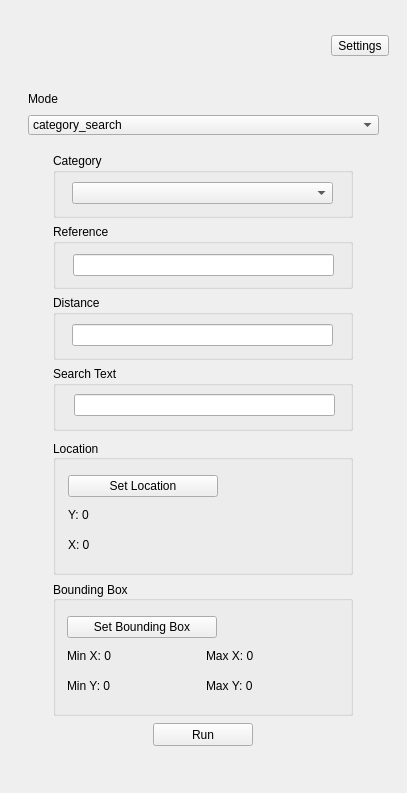
xmpli/locus-qgis, file UI/Search.ui: the form before one commit.
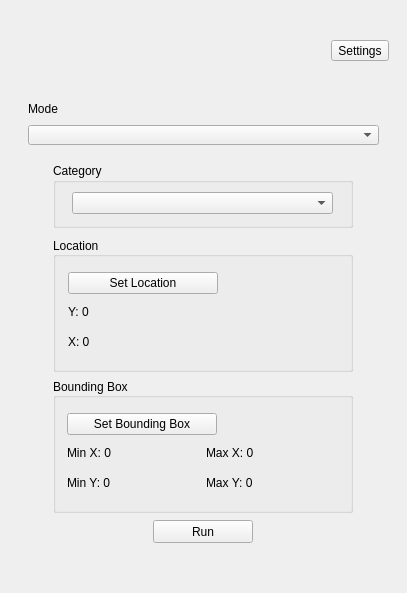
The form after the commit.

Commit message:
Updated endpoints & widgets are now generated
- Added a new default endpoint
- Added Limit & Offset parameters
- Text widgets can now be generated and not hard coded into the .ui files
    - This also slightly helps to fix the annoying sizing issues
- Config *should* be reset to default when the initial API cannot be reached
    - Ideally a dialog should popup to ask if they wish to reset

```diff
--- a/UI/Search.ui
+++ b/UI/Search.ui
@@ -7,7 +7,7 @@
     <x>0</x>
     <y>0</y>
     <width>407</width>
-    <height>793</height>
+    <height>593</height>
    </rect>
   </property>
   <property name="sizePolicy">
@@ -143,26 +143,6 @@
              <height>20</height>
             </size>
            </property>
-           <item>
-            <property name="text">
-             <string comment="Catergory Search" extracomment="Catergory Search">category_search</string>
-            </property>
-           </item>
-           <item>
-            <property name="text">
-             <string comment="Bounding Box" extracomment="Bounding Box">bounding_box</string>
-            </property>
-           </item>
-           <item>
-            <property name="text">
-             <string comment="Reference Search" extracomment="Reference Search">reference_search</string>
-            </property>
-           </item>
-           <item>
-            <property name="text">
-             <string comment="Point Search" extracomment="Point Search">point_search</string>
-            </property>
-           </item>
           </widget>
          </item>
          <item>
@@ -234,196 +214,6 @@
            </item>
           </layout>
          </item>
-         <item>
-          <layout class="QHBoxLayout" name="horizontalLayout_10">
-           <property name="topMargin">
-            <number>0</number>
-           </property>
-           <item>
-            <widget class="QGroupBox" name="refGroup">
-             <property name="sizePolicy">
-              <sizepolicy hsizetype="Fixed" vsizetype="Fixed">
-               <horstretch>0</horstretch>
-               <verstretch>0</verstretch>
-              </sizepolicy>
-             </property>
-             <property name="minimumSize">
-              <size>
-               <width>300</width>
-               <height>65</height>
-              </size>
-             </property>
-             <property name="maximumSize">
-              <size>
-               <width>16777215</width>
-               <height>50</height>
-              </size>
-             </property>
-             <property name="title">
-              <string>Reference</string>
-             </property>
-             <widget class="QWidget" name="verticalLayoutWidget_6">
-              <property name="geometry">
-               <rect>
-                <x>10</x>
-                <y>21</y>
-                <width>281</width>
-                <height>41</height>
-               </rect>
-              </property>
-              <layout class="QVBoxLayout" name="verticalLayout_10">
-               <property name="leftMargin">
-                <number>10</number>
-               </property>
-               <property name="rightMargin">
-                <number>10</number>
-               </property>
-               <item>
-                <widget class="QLineEdit" name="referenceField"/>
-               </item>
-              </layout>
-             </widget>
-            </widget>
-           </item>
-          </layout>
-         </item>
-         <item>
-          <layout class="QHBoxLayout" name="horizontalLayout_11">
-           <property name="topMargin">
-            <number>0</number>
-           </property>
-           <item>
-            <widget class="QGroupBox" name="distGroup">
-             <property name="sizePolicy">
-              <sizepolicy hsizetype="Fixed" vsizetype="Fixed">
-               <horstretch>0</horstretch>
-               <verstretch>0</verstretch>
-              </sizepolicy>
-             </property>
-             <property name="minimumSize">
-              <size>
-               <width>300</width>
-               <height>65</height>
-              </size>
-             </property>
-             <property name="maximumSize">
-              <size>
-               <width>16777215</width>
-               <height>50</height>
-              </size>
-             </property>
-             <property name="title">
-              <string>Distance</string>
-             </property>
-             <widget class="QWidget" name="verticalLayoutWidget_5">
-              <property name="geometry">
-               <rect>
-                <x>9</x>
-                <y>20</y>
-                <width>281</width>
-                <height>41</height>
-               </rect>
-              </property>
-              <layout class="QVBoxLayout" name="verticalLayout_9">
-               <property name="leftMargin">
-                <number>10</number>
-               </property>
-               <property name="rightMargin">
-                <number>10</number>
-               </property>
-               <item>
-                <widget class="QLineEdit" name="distanceField"/>
-               </item>
-              </layout>
-             </widget>
-            </widget>
-           </item>
-          </layout>
-         </item>
-         <item>
-          <layout class="QHBoxLayout" name="horizontalLayout_12">
-           <property name="topMargin">
-            <number>0</number>
-           </property>
-           <item>
-            <widget class="QGroupBox" name="searchGroup">
-             <property name="sizePolicy">
-              <sizepolicy hsizetype="Fixed" vsizetype="Fixed">
-               <horstretch>0</horstretch>
-               <verstretch>0</verstretch>
-              </sizepolicy>
-             </property>
-             <property name="minimumSize">
-              <size>
-               <width>300</width>
-               <height>65</height>
-              </size>
-             </property>
-             <property name="maximumSize">
-              <size>
-               <width>16777215</width>
-               <height>50</height>
-              </size>
-             </property>
-             <property name="title">
-              <string>Search Text</string>
-             </property>
-             <widget class="QWidget" name="verticalWidget_3" native="true">
-              <property name="geometry">
-               <rect>
-                <x>11</x>
-                <y>19</y>
-                <width>281</width>
-                <height>41</height>
-               </rect>
-              </property>
-              <property name="sizePolicy">
-               <sizepolicy hsizetype="MinimumExpanding" vsizetype="Preferred">
-                <horstretch>0</horstretch>
-                <verstretch>0</verstretch>
-               </sizepolicy>
-              </property>
-              <layout class="QVBoxLayout" name="verticalLayout_7">
-               <property name="sizeConstraint">
-                <enum>QLayout::SetMinimumSize</enum>
-               </property>
-               <property name="leftMargin">
-                <number>10</number>
-               </property>
-               <property name="rightMargin">
-                <number>10</number>
-               </property>
-               <item>
-                <widget class="QLineEdit" name="searchField">
-                 <property name="sizePolicy">
-                  <sizepolicy hsizetype="MinimumExpanding" vsizetype="Fixed">
-                   <horstretch>0</horstretch>
-                   <verstretch>0</verstretch>
-                  </sizepolicy>
-                 </property>
-                 <property name="minimumSize">
-                  <size>
-                   <width>200</width>
-                   <height>0</height>
-                  </size>
-                 </property>
-                 <property name="maximumSize">
-                  <size>
-                   <width>100000</width>
-                   <height>16777215</height>
-                  </size>
-                 </property>
-                 <property name="echoMode">
-                  <enum>QLineEdit::Normal</enum>
-                 </property>
-                </widget>
-               </item>
-              </layout>
-             </widget>
-            </widget>
-           </item>
-          </layout>
-         </item>
          <item>
           <layout class="QHBoxLayout" name="horizontalLayout_13">
            <property name="topMargin">
```
Left out of the diff: 5 changed lines with no effect on the pictures. The commit also changes 4 other files.
